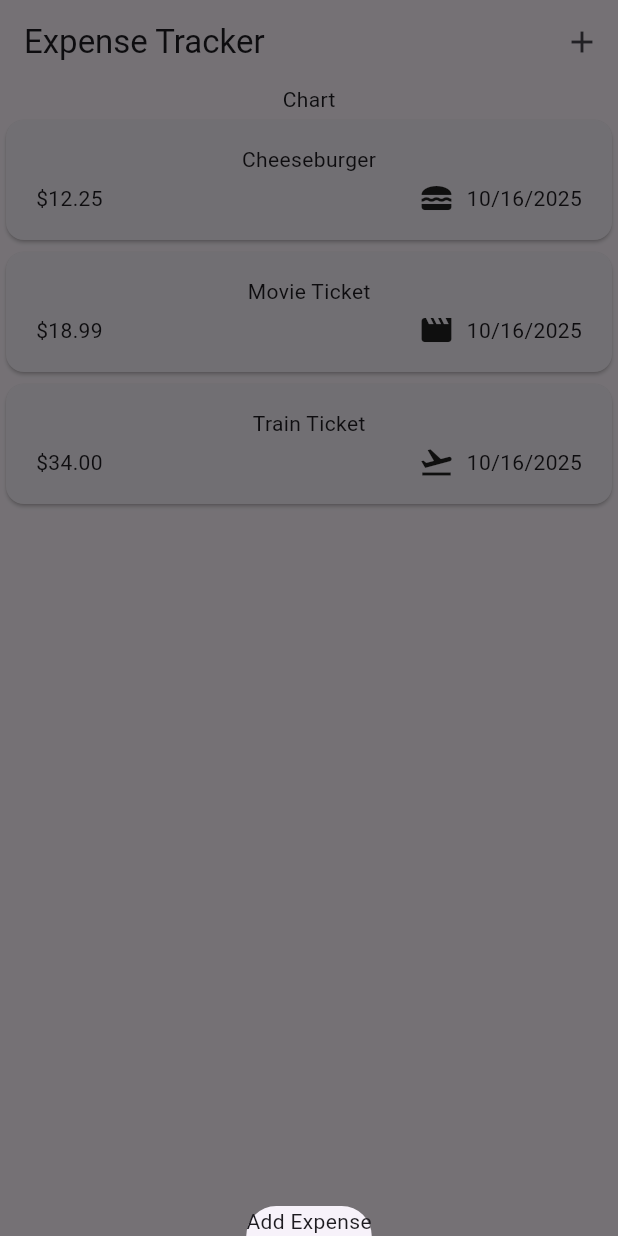
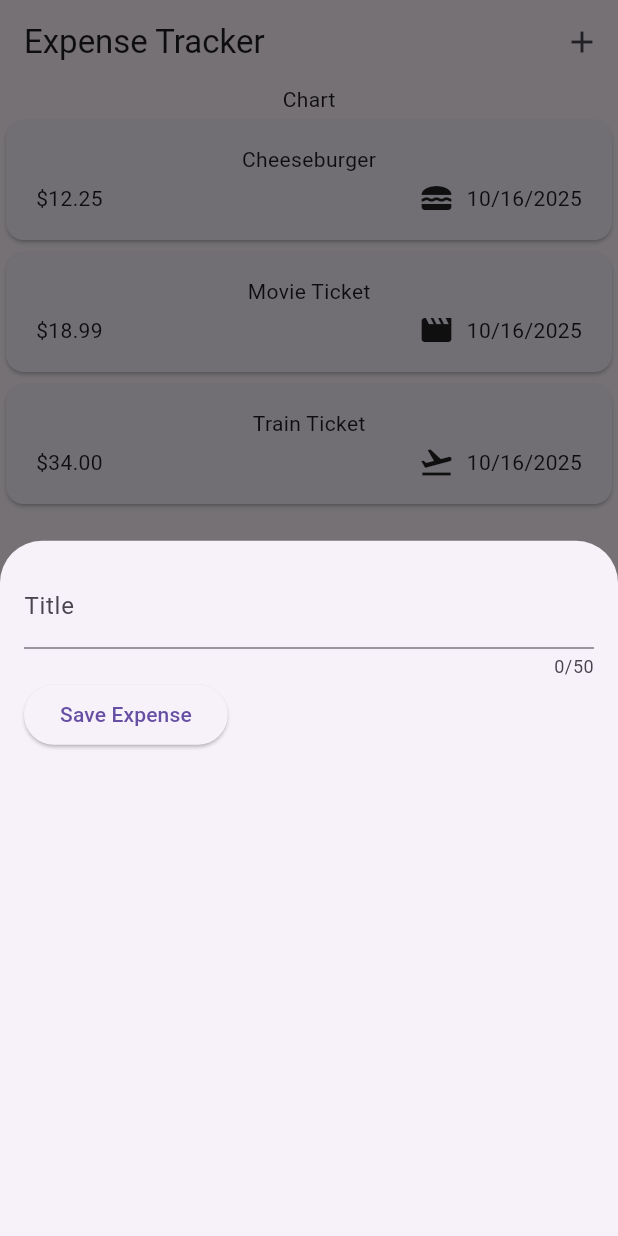
Before and after one commit to KalokYY/expensetracker, a Flutter app: the screen it shows after launch, after a tap on the "add" icon, on a phone screen of 412 x 824 dp. Run offline on Flutter 3.47's test engine with Material 3 defaults, Android fonts, the phone set to English and light mode, and no system bars.

Commit message:
Added some scaffolding to the modal. Added textController for reading title.

```diff
--- a/expense_tracker/lib/expenses.dart
+++ b/expense_tracker/lib/expenses.dart
@@ -1,5 +1,6 @@
 import 'package:expense_tracker/expenses_list/expenses_list.dart';
 import 'package:expense_tracker/models/expense.dart';
+import 'package:expense_tracker/new_expense.dart';
 import 'package:flutter/material.dart';
 
 
@@ -15,7 +16,7 @@ class _ExpensesState extends State<Expenses> {
   void _openAddExpenseOverlay() {
     showModalBottomSheet(
       context: context,
-      builder: (ctx) => Text('Add Expense'),
+      builder: (ctx) => NewExpense()
     );
   }
 
--- /dev/null
+++ b/expense_tracker/lib/new_expense.dart
@@ -0,0 +1,48 @@
+import 'package:flutter/material.dart';
+
+class NewExpense extends StatefulWidget{
+  const NewExpense({super.key});
+
+  State<NewExpense> createState() {
+    return _NewExpenseState();
+  }
+}
+
+class _NewExpenseState extends State<NewExpense> {
+  final _titleController = TextEditingController();
+
+  @override
+  void dispose() {
+    _titleController.dispose();
+    super.dispose();
+  }
+
+  @override
+  Widget build(BuildContext context) {
+    return Padding(
+      padding: EdgeInsets.all(16),
+      child: Column(
+        children: [
+          TextField(
+            controller: _titleController,
+            maxLength: 50,
+            keyboardType: TextInputType.name,
+            decoration: InputDecoration(
+              label: Text('Title'),
+            ),
+          ),
+          Row(
+            children: [
+              ElevatedButton(
+                onPressed: () {
+                  print(_titleController.text);
+                },
+                  child: Text('Save Expense'),
+              ),
+            ],
+          )
+        ],
+      ),
+    );
+  }
+}
```
